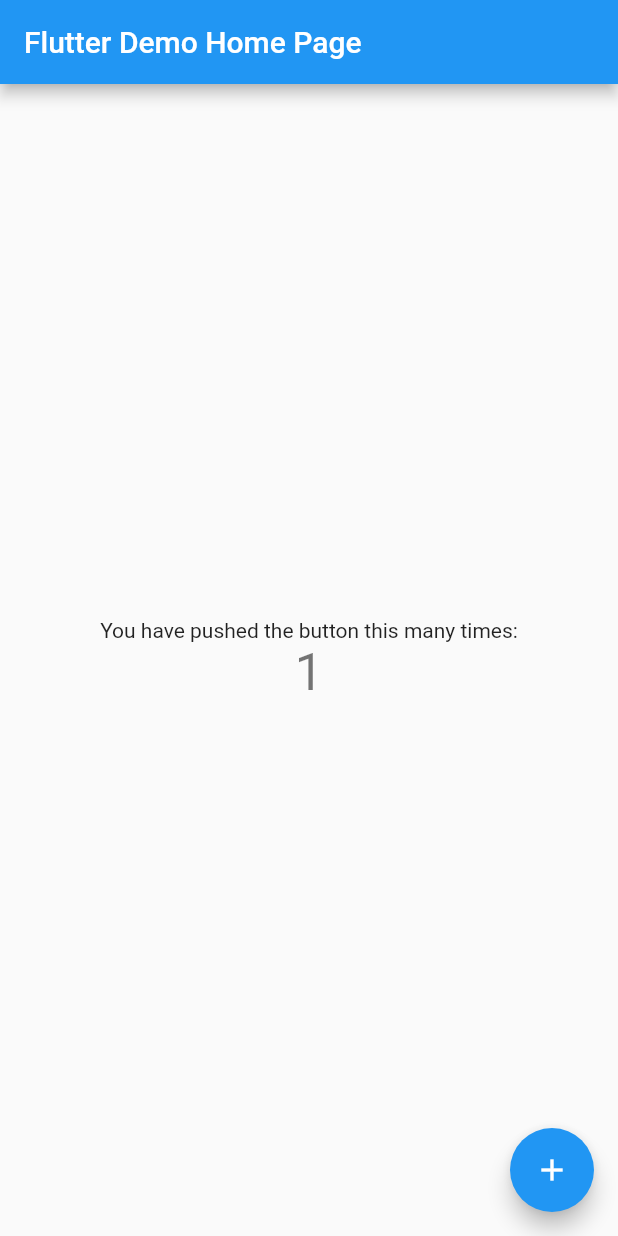
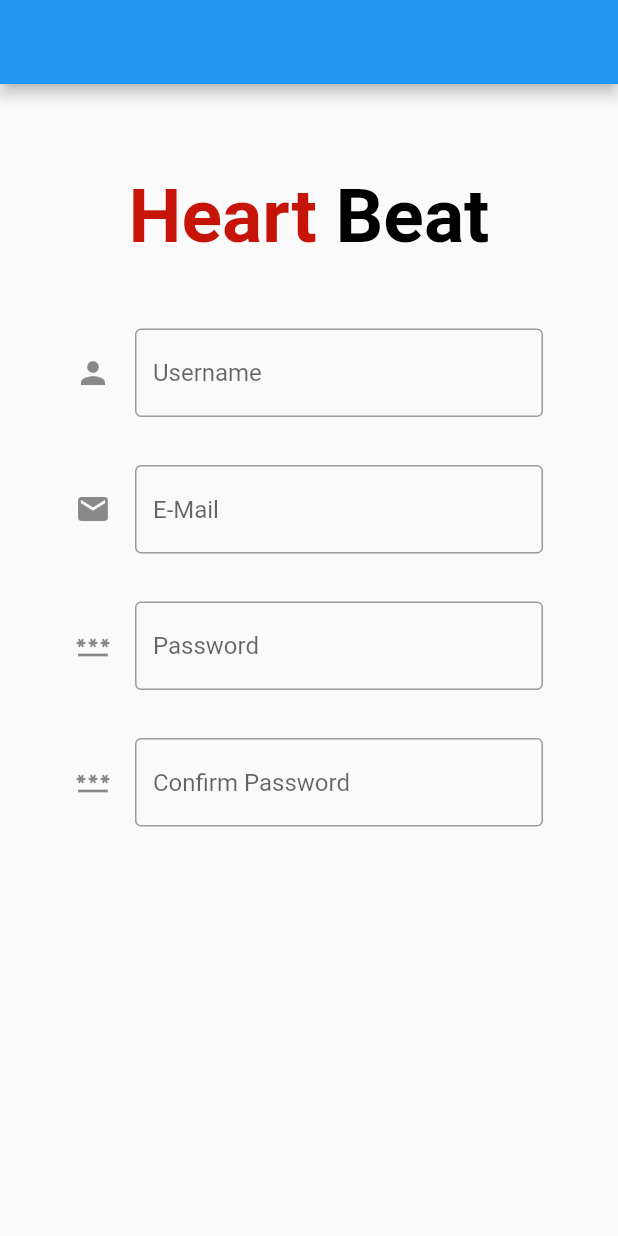
Before and after one commit to YushaCan/HeartBeat, a Flutter app: the screen it shows after launch, after a tap on the "add" icon, on a phone screen of 412 x 824 dp. Run offline on Flutter 3.47's test engine with Material 2 defaults, Android fonts, the phone set to English and light mode, and no system bars; missing offline and left inert: dart:html.

Commit message:
Created SignUpPage.dart
For sign up page

```diff
--- /dev/null
+++ b/heart_beat/lib/SignUpPage.dart
@@ -0,0 +1,109 @@
+import 'dart:html';
+
+import 'package:flutter/material.dart';
+
+class SignUpPage extends StatelessWidget {
+  const SignUpPage({Key? key}) : super(key: key);
+
+  @override
+  Widget build(BuildContext context) {
+    return MaterialApp(
+      title: '',
+      home: Scaffold(
+        appBar: AppBar(),
+        body: const SignUp(),
+      ),
+    );
+  }
+}
+
+class SignUp extends StatelessWidget {
+  const SignUp({Key? key}) : super(key: key);
+
+  @override
+  Widget build(BuildContext context) {
+    return Column(
+        crossAxisAlignment: CrossAxisAlignment.center,
+        children: <Widget>[
+          Row(children: <Widget>[
+            const Text(
+              '',
+              style: TextStyle(
+                fontSize: 50,
+              ),
+            ),
+          ]),
+          Row(
+              crossAxisAlignment: CrossAxisAlignment.center,
+              mainAxisAlignment: MainAxisAlignment.center,
+              children: <Widget>[
+                const Text(
+                  'Heart',
+                  style: TextStyle(
+                    color: Color.fromARGB(255, 199, 20, 8),
+                    fontWeight: FontWeight.bold,
+                    fontSize: 50,
+                  ),
+                ),
+                const Text(
+                  ' Beat',
+                  style: TextStyle(
+                    color: Colors.black,
+                    fontWeight: FontWeight.bold,
+                    fontSize: 50,
+                  ),
+                )
+              ]),
+          Row(children: <Widget>[
+            const Text(
+              '',
+              style: TextStyle(
+                fontSize: 25,
+              ),
+            ),
+          ]),
+          const Padding(
+            padding: EdgeInsets.symmetric(horizontal: 50, vertical: 16),
+            child: TextField(
+              decoration: InputDecoration(
+                icon: Icon(Icons.person),
+                border: OutlineInputBorder(),
+                hintText: 'Username',
+              ),
+            ),
+          ),
+          Padding(
+            padding: EdgeInsets.symmetric(horizontal: 50, vertical: 16),
+            child: TextFormField(
+              decoration: InputDecoration(
+                icon: Icon(Icons.email),
+                border: OutlineInputBorder(),
+                hintText: 'E-Mail',
+              ),
+            ),
+          ),
+          Padding(
+            padding: EdgeInsets.symmetric(horizontal: 50, vertical: 16),
+            child: TextFormField(
+              obscureText: true,
+              decoration: InputDecoration(
+                icon: Icon(Icons.password),
+                border: OutlineInputBorder(),
+                hintText: 'Password',
+              ),
+            ),
+          ),
+          Padding(
+            padding: EdgeInsets.symmetric(horizontal: 50, vertical: 16),
+            child: TextFormField(
+              obscureText: true,
+              decoration: InputDecoration(
+                icon: Icon(Icons.password),
+                border: OutlineInputBorder(),
+                hintText: 'Confirm Password',
+              ),
+            ),
+          ),
+        ]);
+  }
+}
--- a/heart_beat/lib/main.dart
+++ b/heart_beat/lib/main.dart
@@ -1,4 +1,5 @@
 import 'package:flutter/material.dart';
+import 'package:heart_beat/SignUpPage.dart';
 
 void main() {
   runApp(const MyApp());
@@ -106,7 +107,13 @@ class _MyHomePageState extends State<MyHomePage> {
         ),
       ),
       floatingActionButton: FloatingActionButton(
-        onPressed: _incrementCounter,
+        onPressed: //_incrementCounter,
+            () {
+          Navigator.push(
+            context,
+            MaterialPageRoute(builder: (context) => SignUpPage()),
+          );
+        },
         tooltip: 'Increment',
         child: const Icon(Icons.add),
       ), // This trailing comma makes auto-formatting nicer for build methods.
```
